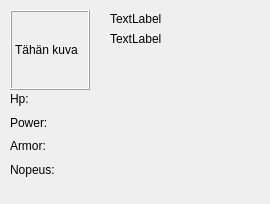
First picture: the form in areenapeli/plebruutu.ui, repository Aivoapina/ohjsuun_tomato3, before the edit.
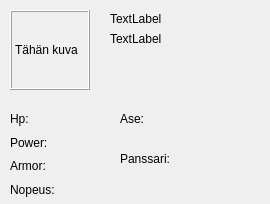
Second picture: the form after the edit.

Patch:
```diff
--- a/areenapeli/plebruutu.ui
+++ b/areenapeli/plebruutu.ui
@@ -58,12 +58,64 @@
     <string>TextLabel</string>
    </property>
   </widget>
+  <widget class="QLabel" name="alamuuta">
+   <property name="geometry">
+    <rect>
+     <x>120</x>
+     <y>110</y>
+     <width>141</width>
+     <height>17</height>
+    </rect>
+   </property>
+   <property name="text">
+    <string>Ase: </string>
+   </property>
+  </widget>
+  <widget class="QLabel" name="label">
+   <property name="geometry">
+    <rect>
+     <x>120</x>
+     <y>150</y>
+     <width>141</width>
+     <height>17</height>
+    </rect>
+   </property>
+   <property name="text">
+    <string>Panssari:</string>
+   </property>
+  </widget>
+  <widget class="QLabel" name="aseLabel">
+   <property name="geometry">
+    <rect>
+     <x>120</x>
+     <y>130</y>
+     <width>151</width>
+     <height>17</height>
+    </rect>
+   </property>
+   <property name="text">
+    <string>  </string>
+   </property>
+  </widget>
+  <widget class="QLabel" name="panssariLabel">
+   <property name="geometry">
+    <rect>
+     <x>120</x>
+     <y>170</y>
+     <width>151</width>
+     <height>17</height>
+    </rect>
+   </property>
+   <property name="text">
+    <string/>
+   </property>
+  </widget>
   <widget class="QWidget" name="">
    <property name="geometry">
     <rect>
      <x>10</x>
-     <y>90</y>
-     <width>261</width>
+     <y>110</y>
+     <width>101</width>
      <height>88</height>
     </rect>
    </property>
```
